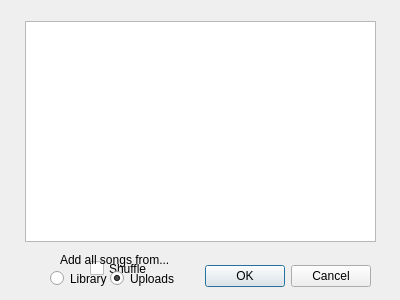
Qt form gui/src/main/resources/playlist_selection_dialog.ui (apastel/ytmusic-deleter) before a commit.
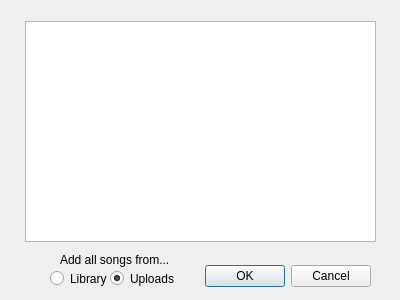
The same form after that commit.

Patch:
```diff
--- a/gui/src/main/resources/playlist_selection_dialog.ui
+++ b/gui/src/main/resources/playlist_selection_dialog.ui
@@ -48,22 +48,6 @@
     <bool>true</bool>
    </property>
   </widget>
-  <widget class="QCheckBox" name="shuffleCheckBox">
-   <property name="geometry">
-    <rect>
-     <x>90</x>
-     <y>260</y>
-     <width>70</width>
-     <height>17</height>
-    </rect>
-   </property>
-   <property name="toolTip">
-    <string>Shuffle the playlist(s) instead of sorting.</string>
-   </property>
-   <property name="text">
-    <string>Shuffle</string>
-   </property>
-  </widget>
   <widget class="QRadioButton" name="radioButtonLibrary">
    <property name="enabled">
     <bool>true</bool>
```
